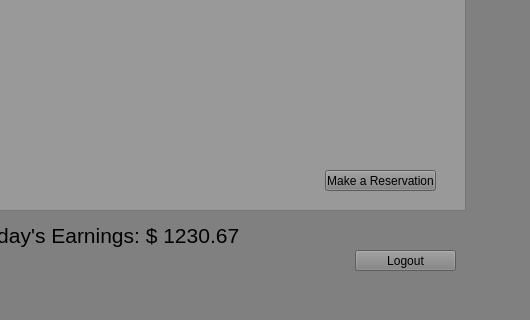
Old version of the form dashboard.ui in the repository vain3219/463_project; both pictures show x 675 to 1205 and y 440 to 760 of the 1205 by 760 pixel window.
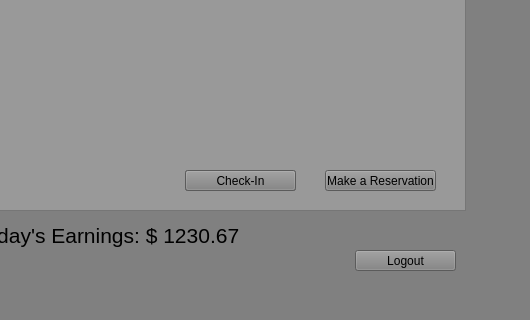
New version of the form. The open tabs and pages were chosen to show the change.

What changed in the file:
```diff
--- a/dashboard.ui
+++ b/dashboard.ui
@@ -428,6 +428,32 @@
        <string>Make a Reservation</string>
       </property>
      </widget>
+     <widget class="QPushButton" name="checkOutRoom">
+      <property name="geometry">
+       <rect>
+        <x>860</x>
+        <y>630</y>
+        <width>111</width>
+        <height>21</height>
+       </rect>
+      </property>
+      <property name="text">
+       <string>Check Out</string>
+      </property>
+     </widget>
+     <widget class="QPushButton" name="checkInRoom">
+      <property name="geometry">
+       <rect>
+        <x>860</x>
+        <y>630</y>
+        <width>111</width>
+        <height>21</height>
+       </rect>
+      </property>
+      <property name="text">
+       <string>Check-In</string>
+      </property>
+     </widget>
     </widget>
     <widget class="QWidget" name="DBViewPage">
      <widget class="QTableView" name="DataTable">
```
Left out of the diff: 2 changed lines with no effect on the pictures.
